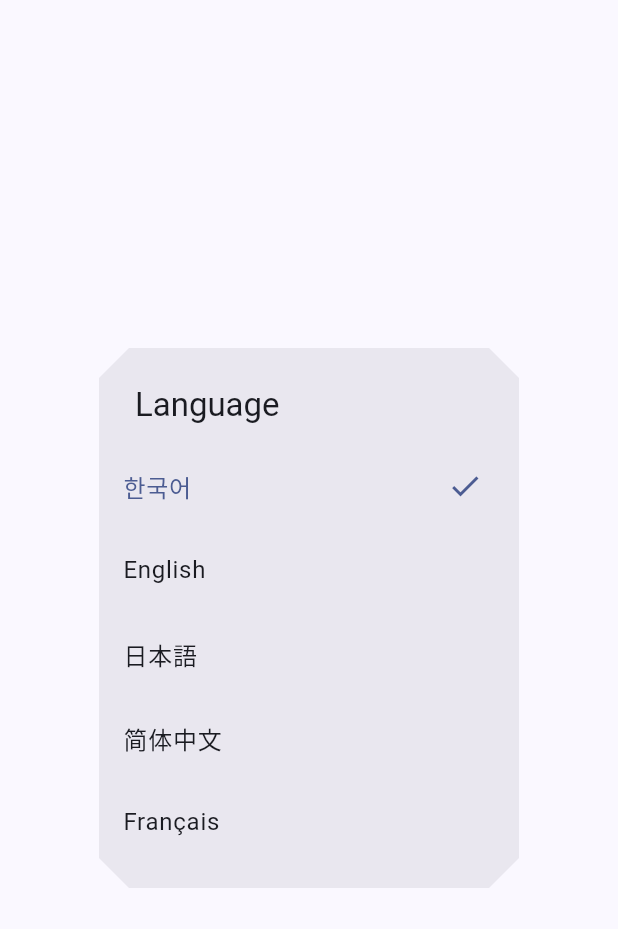
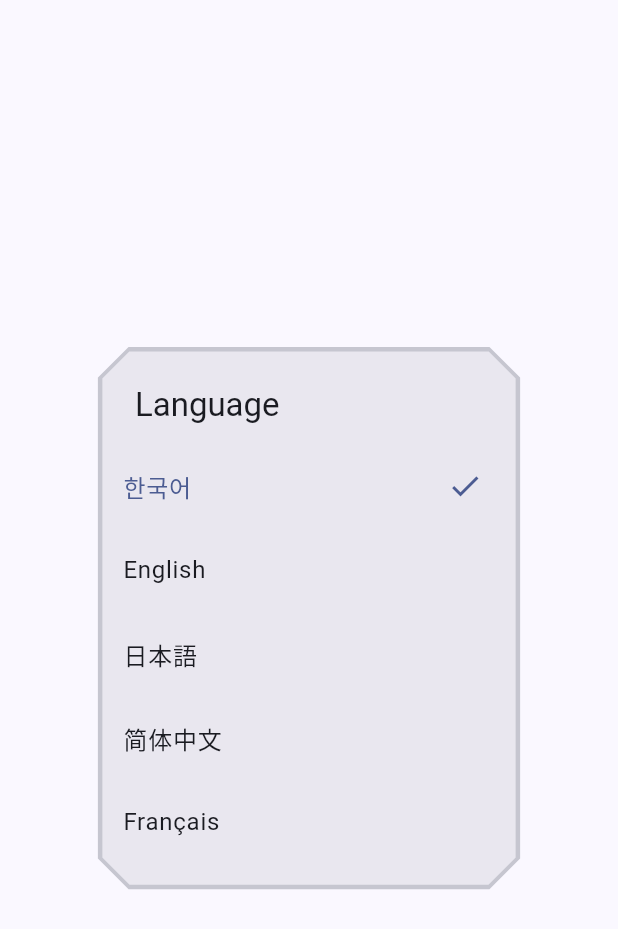
Before and after one commit to jeongwoo0427/blockrunner, a Flutter app: the LanguagePickerDialog widget shown alone on an empty page, opened directly with empty values, on a phone screen of 412 x 824 dp. Shown: the top 929 px of the screen. Run offline on Flutter 3.47's test engine with Material 3 defaults, Android fonts, the phone set to English and light mode, and no system bars; our stand-ins replace flutter_riverpod, go_router, shared_preferences; accounts and stored records are empty.

Commit message:
feat: give cards a soft border and match the dialog transition
Three things made the settings dialog feel unlike the tutorial: its card
grew at the same time as the backdrop instead of after it, its exit ran
the elastic curve backwards so it wobbled on the way out, and it used the
entrance duration to leave. The first two are gone — dialogs now run the
same staged animation as the overlays. The third stays: showGeneralDialog
does not take a separate reverse duration, and with the curve and order
aligned it no longer reads as different.

Cards get a 1.5px outlineVariant border. Buttons keep none, and that
split is deliberate: a button separates from the background by fill
alone, while a card floats surface-on-surface and loses its edge without
an outline. Hence a second shape function rather than a flag on the
first. A literal dark line would read as a window frame, so the colour
comes from the scheme and survives dark mode.

Co-Authored-By: Claude Opus 5 <noreply@anthropic.com>

```diff
--- a/lib/core/widget/game_button.dart
+++ b/lib/core/widget/game_button.dart
@@ -123,5 +123,16 @@ ShapeBorder gameButtonShape({double radius = 10}) =>
 /// 오버레이 카드·다이얼로그가 쓰는 크기.
 const double gameCardBevel = 20;
 
+/// 카드·다이얼로그의 모양. **버튼과 달리 테두리가 있다.**
+///
+/// 버튼은 채움색만으로도 배경과 갈리지만, 카드는 표면색 위에 표면색으로 떠
+/// 있어서 윤곽이 없으면 어디까지가 카드인지 흐릿하다.
+///
+/// 색은 `outlineVariant` — 시커먼 선을 두르면 창틀처럼 무거워진다.
+ShapeBorder gameCardShape(ColorScheme colors) => BeveledRectangleBorder(
+  borderRadius: BorderRadius.circular(gameCardBevel),
+  side: BorderSide(color: colors.outlineVariant, width: 1.5),
+);
+
 /// 누를 때의 반응 시간. 길면 눌린 느낌이 아니라 굼뜬 느낌이 된다.
 const Duration gameButtonPressDuration = Duration(milliseconds: 80);
--- a/lib/feature/game/presentation/game_play/widget/overlay_card.dart
+++ b/lib/feature/game/presentation/game_play/widget/overlay_card.dart
@@ -56,7 +56,7 @@ class OverlayCard extends StatelessWidget {
               elevation: 8,
               color: theme.colorScheme.surface,
               // 버튼·레벨 카드와 같은 모양 언어를 쓴다.
-              shape: gameButtonShape(radius: gameCardBevel),
+              shape: gameCardShape(theme.colorScheme),
                   child: Padding(
                     padding: const EdgeInsets.all(Spacing.lg),
                     // 내용만큼만 차지한다 — 요청의 핵심이다.
--- a/lib/feature/settings/presentation/language_picker/language_picker_dialog.dart
+++ b/lib/feature/settings/presentation/language_picker/language_picker_dialog.dart
@@ -26,14 +26,14 @@ class LanguagePickerDialog extends StatelessWidget {
         barrierColor: Colors.black54,
         // `OverlayCard` 와 같은 등장 연출을 쓴다 (13-game-feel §4).
         transitionDuration: overlayEntranceDuration,
-        transitionBuilder: buildOverlayTransition,
+            transitionBuilder: buildOverlayTransition,
         pageBuilder: (context, _, _) => LanguagePickerDialog(current: current),
       );
 
   @override
   Widget build(BuildContext context) {
     return SimpleDialog(
-      shape: gameButtonShape(radius: gameCardBevel),
+      shape: gameCardShape(Theme.of(context).colorScheme),
       title: Text(context.strings.language),
       children: [
         for (final locale in AppLocale.values)
```
Also changed, not shown: lib/core/widget/overlay_transition.dart (+15 -8 lines), lib/feature/settings/presentation/settings/settings_dialog.dart (+8 -5 lines), 3 other files.
